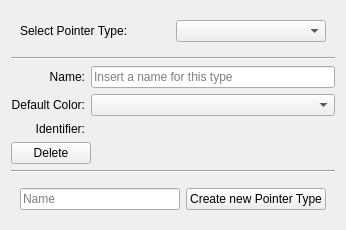
This is src/Interface/PointerTypePage.ui in KDE/rocs as Qt 5 draws it before an edit. The edited form follows.
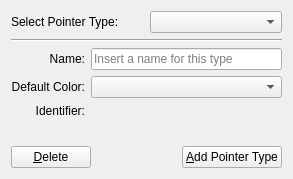
This is the edited form. Custom widgets are drawn as their Qt base class.

Commit message:
Simplify add data/pointer type dialogs.
When adding a new type just focus the name edit,
instead of having a line edit just for pre-setting its name.

Remove QWidgets as layout elements (use layouts instead).

Set buddies in the ui files.

What changed in the file:
```diff
--- a/src/Interface/PointerTypePage.ui
+++ b/src/Interface/PointerTypePage.ui
@@ -6,32 +6,27 @@
    <rect>
     <x>0</x>
     <y>0</y>
-    <width>346</width>
-    <height>208</height>
+    <width>293</width>
+    <height>179</height>
    </rect>
   </property>
   <layout class="QVBoxLayout" name="verticalLayout">
    <item>
-    <widget class="QWidget" name="widget_2" native="true">
-     <property name="sizePolicy">
-      <sizepolicy hsizetype="Preferred" vsizetype="Fixed">
-       <horstretch>0</horstretch>
-       <verstretch>0</verstretch>
-      </sizepolicy>
-     </property>
-     <layout class="QGridLayout" name="gridLayout">
-      <item row="0" column="0">
+    <layout class="QHBoxLayout" name="horizontalLayout">
+     <item>
        <widget class="QLabel" name="label">
         <property name="text">
          <string>Select Pointer Type:</string>
         </property>
-       </widget>
-      </item>
-      <item row="0" column="1">
+       <property name="buddy">
+        <cstring>typeSelector</cstring>
+       </property>
+      </widget>
+     </item>
+     <item>
        <widget class="KComboBox" name="typeSelector"/>
       </item>
      </layout>
-    </widget>
    </item>
    <item>
     <widget class="Line" name="line_2">
@@ -114,6 +109,8 @@
     </spacer>
    </item>
    <item>
+    <layout class="QHBoxLayout" name="horizontalLayout_2">
+     <item>
     <widget class="KPushButton" name="deleteType">
      <property name="sizePolicy">
       <sizepolicy hsizetype="Fixed" vsizetype="Fixed">
@@ -122,42 +119,31 @@
       </sizepolicy>
      </property>
      <property name="text">
-      <string>Delete</string>
+        <string>&amp;Delete</string>
      </property>
     </widget>
    </item>
    <item>
-    <widget class="Line" name="line">
+      <spacer name="horizontalSpacer">
      <property name="orientation">
       <enum>Qt::Horizontal</enum>
      </property>
-    </widget>
+       <property name="sizeHint" stdset="0">
+        <size>
+         <width>40</width>
+         <height>20</height>
+        </size>
+       </property>
+      </spacer>
    </item>
    <item>
-    <widget class="QWidget" name="widget" native="true">
-     <property name="sizePolicy">
-      <sizepolicy hsizetype="Preferred" vsizetype="Fixed">
-       <horstretch>0</horstretch>
-       <verstretch>0</verstretch>
-      </sizepolicy>
-     </property>
-     <layout class="QGridLayout" name="gridLayout_2">
-      <item row="1" column="0">
-       <widget class="QLineEdit" name="newTypeName">
-        <property name="placeholderText">
-         <string>Name</string>
-        </property>
-       </widget>
-      </item>
-      <item row="1" column="1">
        <widget class="QPushButton" name="exportNewType">
         <property name="text">
-         <string>Create new Pointer Type</string>
+        <string>&amp;Add Pointer Type</string>
         </property>
        </widget>
       </item>
      </layout>
-    </widget>
    </item>
   </layout>
  </widget>
```
Left out of the diff: 6 changed lines with no effect on the pictures. Lines whose indentation alone changed are shown as unchanged. The commit also changes 3 other files.
